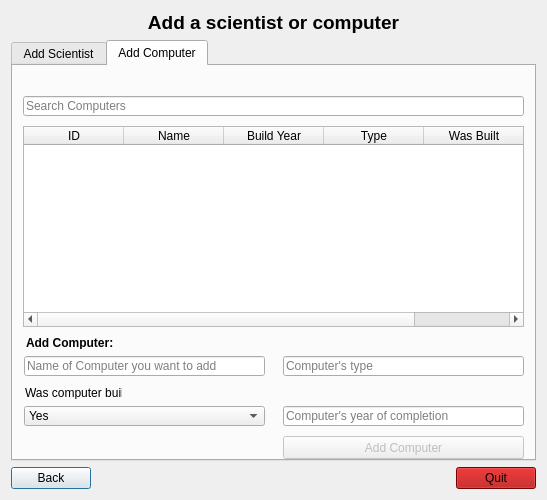
First picture: the form in Skil3/AddWindow.ui, repository Chiquita40-VLN-H2016/chiquita40, before the edit.
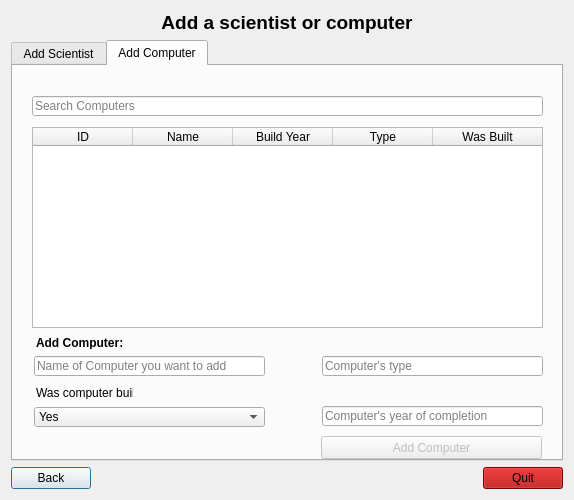
Second picture: the form after the edit. The open tabs and pages were chosen to show the change. Icons and pictures are not drawn.

What changed in the file:
```diff
--- a/Skil3/AddWindow.ui
+++ b/Skil3/AddWindow.ui
@@ -6,7 +6,7 @@
    <rect>
     <x>0</x>
     <y>0</y>
-    <width>547</width>
+    <width>574</width>
     <height>500</height>
    </rect>
   </property>
@@ -319,7 +319,7 @@
       <widget class="QLabel" name="label_addComputer">
        <property name="geometry">
         <rect>
-         <x>13</x>
+         <x>23</x>
          <y>270</y>
          <width>97</width>
          <height>13</height>
@@ -332,9 +332,9 @@
       <widget class="QLineEdit" name="input_addNameComputer">
        <property name="geometry">
         <rect>
-         <x>11</x>
+         <x>21</x>
          <y>290</y>
-         <width>241</width>
+         <width>231</width>
          <height>20</height>
         </rect>
        </property>
@@ -351,9 +351,9 @@
       <widget class="QLineEdit" name="input_addType">
        <property name="geometry">
         <rect>
-         <x>270</x>
+         <x>309</x>
          <y>290</y>
-         <width>241</width>
+         <width>221</width>
          <height>20</height>
         </rect>
        </property>
@@ -370,7 +370,7 @@
       <widget class="QLabel" name="label_addComputerBuilt">
        <property name="geometry">
         <rect>
-         <x>12</x>
+         <x>23</x>
          <y>320</y>
          <width>97</width>
          <height>13</height>
@@ -383,9 +383,9 @@
       <widget class="QComboBox" name="comboBox_addCBuilt">
        <property name="geometry">
         <rect>
-         <x>11</x>
-         <y>340</y>
-         <width>241</width>
+         <x>21</x>
+         <y>341</y>
+         <width>231</width>
          <height>20</height>
         </rect>
        </property>
@@ -406,9 +406,9 @@
        </property>
        <property name="geometry">
         <rect>
-         <x>270</x>
+         <x>309</x>
          <y>340</y>
-         <width>241</width>
+         <width>221</width>
          <height>20</height>
         </rect>
        </property>
@@ -425,7 +425,7 @@
       <widget class="QLabel" name="label_addComputerErrorMessage">
        <property name="geometry">
         <rect>
-         <x>115</x>
+         <x>126</x>
          <y>271</y>
          <width>157</width>
          <height>13</height>
@@ -441,9 +441,9 @@
        </property>
        <property name="geometry">
         <rect>
-         <x>270</x>
+         <x>308</x>
          <y>370</y>
-         <width>241</width>
+         <width>221</width>
          <height>23</height>
         </rect>
        </property>
@@ -454,12 +454,15 @@
       <widget class="QLineEdit" name="input_searchComputer">
        <property name="geometry">
         <rect>
-         <x>10</x>
+         <x>19</x>
          <y>30</y>
-         <width>501</width>
+         <width>511</width>
          <height>20</height>
         </rect>
        </property>
+       <property name="text">
+        <string/>
+       </property>
        <property name="placeholderText">
         <string>Search Computers</string>
        </property>
@@ -467,12 +470,24 @@
       <widget class="QTableWidget" name="table_addComputer">
        <property name="geometry">
         <rect>
-         <x>10</x>
-         <y>60</y>
-         <width>501</width>
+         <x>19</x>
+         <y>61</y>
+         <width>511</width>
          <height>201</height>
         </rect>
        </property>
+       <property name="editTriggers">
+        <set>QAbstractItemView::NoEditTriggers</set>
+       </property>
+       <property name="sortingEnabled">
+        <bool>true</bool>
+       </property>
+       <attribute name="horizontalHeaderStretchLastSection">
+        <bool>true</bool>
+       </attribute>
+       <attribute name="verticalHeaderVisible">
+        <bool>false</bool>
+       </attribute>
        <column>
         <property name="text">
          <string>ID</string>
```
Left out of the diff: 42 changed lines with no effect on the pictures.
